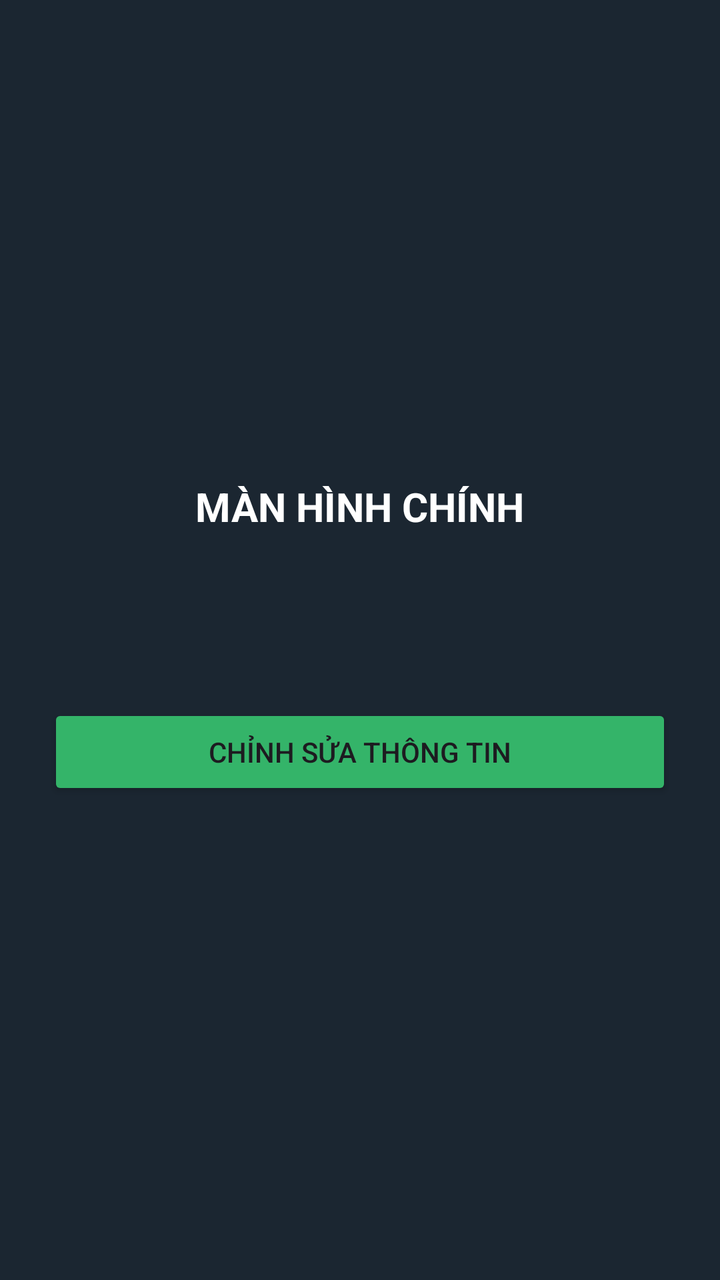
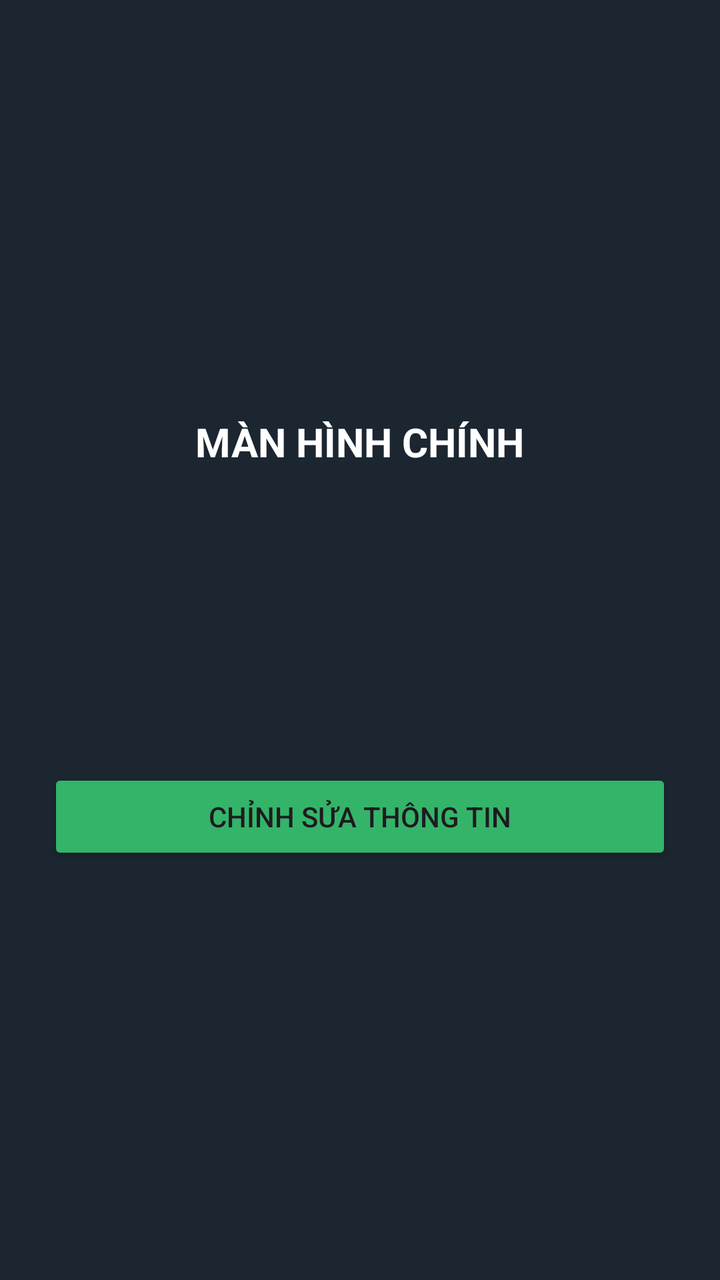

Before-and-after screenshots of an Android layout around one commit, followed by the original layout XML and the change that was made.
<!-- AndroidManifest.xml: application theme Theme.Baitap3_2415141122111 -->
<!-- res/layout/activity_main.xml -->
<?xml version="1.0" encoding="utf-8"?>
<LinearLayout xmlns:android="http://schemas.android.com/apk/res/android"
    android:layout_width="match_parent"
    android:layout_height="match_parent"
    android:orientation="vertical"
    android:gravity="center"
    android:padding="24dp"
    android:background="#1B2631">

    <TextView
        android:layout_width="wrap_content"
        android:layout_height="wrap_content"
        android:text="MÀN HÌNH CHÍNH"
        android:textColor="#FFFFFF"
        android:textSize="20sp"
        android:textStyle="bold"
        android:layout_marginBottom="24dp" />

    <TextView
        android:id="@+id/tvHoTen"
        android:layout_width="wrap_content"
        android:layout_height="wrap_content"
        android:textColor="#FFFFFF"
        android:textSize="22sp"
        android:layout_marginBottom="32dp" />

    <Button
        android:id="@+id/btnChinhSua"
        android:layout_width="match_parent"
        android:layout_height="wrap_content"
        android:text="Chỉnh Sửa Thông Tin"
        android:backgroundTint="#34B469" />

</LinearLayout>
<!-- resources referenced by this layout -->
<resources>
  <style name="Theme.Baitap3_2415141122111" parent="Base.Theme.Baitap3_2415141122111" />
  <style name="Base.Theme.Baitap3_2415141122111" parent="Theme.Material3.DayNight.NoActionBar">
          
          
      </style>
</resources>

<!-- the commit's change to res/layout/activity_main.xml (unified diff, before → after) -->
@@ -17,11 +17,28 @@
         android:layout_marginBottom="24dp" />
 
     <TextView
-        android:id="@+id/tvHoTen"
+        android:id="@+id/tvName"
         android:layout_width="wrap_content"
         android:layout_height="wrap_content"
         android:textColor="#FFFFFF"
         android:textSize="22sp"
+        android:layout_marginBottom="8dp" />
+
+    <TextView
+        android:id="@+id/tvClass"
+        android:layout_width="wrap_content"
+        android:layout_height="wrap_content"
+        android:textColor="#B0BEC5"
+        android:textSize="18sp"
+        android:layout_marginBottom="8dp" />
+
+    <TextView
+        android:id="@+id/tvGpa"
+        android:layout_width="wrap_content"
+        android:layout_height="wrap_content"
+        android:textColor="#FFC107"
+        android:textSize="18sp"
+        android:textStyle="bold"
         android:layout_marginBottom="32dp" />
 
     <Button
